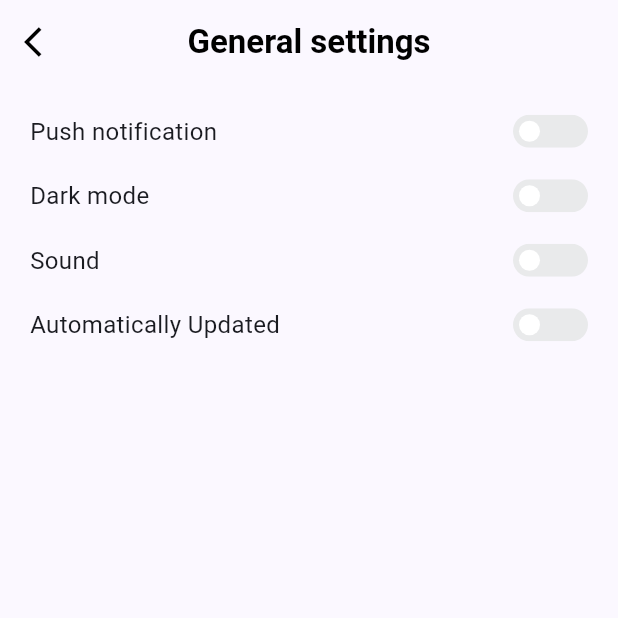
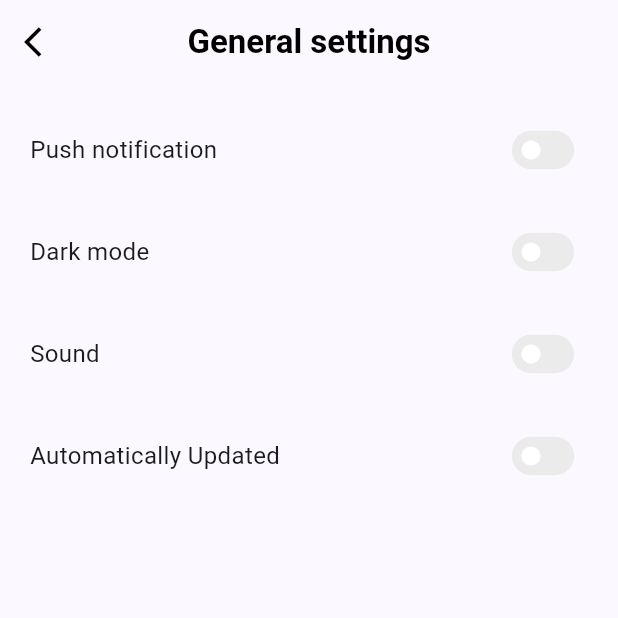
Before and after one commit to jasurbabajanow/yuu-sell-logistic, a Flutter app: the GeneralSettingsPage screen opened directly, on a phone screen of 412 x 824 dp, the top half of it. Run offline on Flutter 3.47's test engine with Material 3 defaults, Android fonts, the phone set to English and light mode, and no system bars; our stand-ins replace flutter_svg, intl_phone_number_input, pinput, timelines_plus.

Commit message:
optimization for profile page and its children

```diff
--- a/lib/presentation/screens/profile/general_settings_page.dart
+++ b/lib/presentation/screens/profile/general_settings_page.dart
@@ -1,60 +1,98 @@
 import 'package:flutter/material.dart';
-import 'package:flutter_svg/svg.dart';
+import 'package:yuu_sell/presentation/screens/profile/witgets/scaled_switch_button.dart';
 
-class GeneralSettingsPage extends StatelessWidget {
+class GeneralSettingsPage extends StatefulWidget {
   const GeneralSettingsPage({super.key});
+
+  @override
+  State<GeneralSettingsPage> createState() => _GeneralSettingsPageState();
+}
+
+class _GeneralSettingsPageState extends State<GeneralSettingsPage> {
+  bool _pushNotification = false;
+  bool _darkMode = false;
+  bool _sound = false;
+  bool _autoUpdate = false;
 
   @override
   Widget build(BuildContext context) {
     return Scaffold(
       appBar: AppBar(
         leading: IconButton(
-          icon: Icon(Icons.arrow_back_ios),
+          icon: const Icon(Icons.arrow_back_ios),
           color: Colors.black,
           onPressed: () {
             Navigator.pop(context);
           },
         ),
         centerTitle: true,
-        title: Text(
+        title: const Text(
           'General settings',
           style: TextStyle(color: Colors.black, fontWeight: FontWeight.bold),
         ),
         elevation: 0,
       ),
       body: Padding(
-        padding: EdgeInsets.symmetric(horizontal: 20, vertical: 20),
+        padding: const EdgeInsets.symmetric(horizontal: 20, vertical: 20),
         child: Column(
           children: [
             Row(
               mainAxisAlignment: MainAxisAlignment.spaceBetween,
               children: [
-                Text('Push notification', style: TextStyle(fontSize: 16)),
-                SvgPicture.asset('assets/icons/toggle.svg'),
+                const Text('Push notification', style: TextStyle(fontSize: 16)),
+                ScaledSwitchButton(
+                  value: _pushNotification,
+                  onChanged: (val) {
+                    setState(() {
+                      _pushNotification = val;
+                    });
+                  },
+                ),
               ],
             ),
-            SizedBox(height: 20),
+            const SizedBox(height: 20),
             Row(
               mainAxisAlignment: MainAxisAlignment.spaceBetween,
               children: [
-                Text('Dark mode', style: TextStyle(fontSize: 16)),
-                SvgPicture.asset('assets/icons/toggle.svg'),
+                const Text('Dark mode', style: TextStyle(fontSize: 16)),
+                ScaledSwitchButton(
+                  value: _darkMode,
+                  onChanged: (val) {
+                    setState(() {
+                      _darkMode = val;
+                    });
+                  },
+                ),
               ],
             ),
-            SizedBox(height: 20),
+            const SizedBox(height: 20),
             Row(
               mainAxisAlignment: MainAxisAlignment.spaceBetween,
               children: [
-                Text('Sound', style: TextStyle(fontSize: 16)),
-                SvgPicture.asset('assets/icons/toggle.svg'),
+                const Text('Sound', style: TextStyle(fontSize: 16)),
+                ScaledSwitchButton(
+                  value: _sound,
+                  onChanged: (val) {
+                    setState(() {
+                      _sound = val;
+                    });
+                  },
+                ),
               ],
             ),
-            SizedBox(height: 20),
+            const SizedBox(height: 20),
             Row(
               mainAxisAlignment: MainAxisAlignment.spaceBetween,
               children: [
-                Text('Automatically Updated', style: TextStyle(fontSize: 16)),
-                SvgPicture.asset('assets/icons/toggle.svg'),
+                const Text('Automatically Updated', style: TextStyle(fontSize: 16)),
+                ScaledSwitchButton(
+                  value: _autoUpdate,
+                  onChanged: (val) {
+                    setState(() {
+                      _autoUpdate = val;
+                    });
+                  },
+                ),
               ],
             ),
           ],
--- a/lib/presentation/screens/profile/witgets/language_bottom_sheet.dart
+++ b/lib/presentation/screens/profile/witgets/language_bottom_sheet.dart
@@ -41,6 +41,9 @@ class _LanguageBottomSheetState extends State<LanguageBottomSheet> {
   Widget build(BuildContext context) {
     return Container(
       padding: const EdgeInsets.all(20),
+      constraints: BoxConstraints(
+        maxHeight: MediaQuery.of(context).size.height * 0.7,
+      ),
       child: Column(
         mainAxisSize: MainAxisSize.min,
         crossAxisAlignment: CrossAxisAlignment.start,
@@ -55,7 +58,6 @@ class _LanguageBottomSheetState extends State<LanguageBottomSheet> {
           const SizedBox(height: 20),
           Flexible(
             child: ListView.builder(
-              shrinkWrap: true,
               itemCount: languages.length,
               itemBuilder: (context, index) {
                 final language = languages[index];
--- /dev/null
+++ b/lib/presentation/screens/profile/witgets/scaled_switch_button.dart
@@ -0,0 +1,35 @@
+import 'package:flutter/material.dart';
+import 'package:yuu_sell/core/theme/app_colors.dart';
+
+class ScaledSwitchButton extends StatelessWidget {
+  final bool value;
+  final ValueChanged<bool>? onChanged;
+  final double scale;
+  final Color? activeColor;
+
+  const ScaledSwitchButton({
+    super.key,
+    required this.value,
+    this.onChanged,
+    this.scale = 0.8,
+    this.activeColor,
+  });
+
+  static const WidgetStateProperty<Color> _transparentBorder =
+      WidgetStatePropertyAll(Colors.transparent);
+
+  @override
+  Widget build(BuildContext context) {
+    return Transform.scale(
+      scale: scale,
+      child: Switch(
+        value: value,
+        onChanged: onChanged,
+        activeColor: activeColor,
+        inactiveThumbColor: AppColors.white,
+        inactiveTrackColor: AppColors.textFieldBorder,
+        trackOutlineColor: _transparentBorder,
+      ),
+    );
+  }
+}
```
Also changed, not shown: lib/core/theme/app_font_styles.dart (+6 -3 lines), lib/presentation/screens/profile/history_page.dart (+36 -31 lines), lib/presentation/screens/profile/notifications_page.dart (+123 -95 lines), lib/presentation/screens/profile/profile_page.dart (+20 -26 lines), lib/presentation/screens/profile/security_page.dart (+32 -10 lines).
